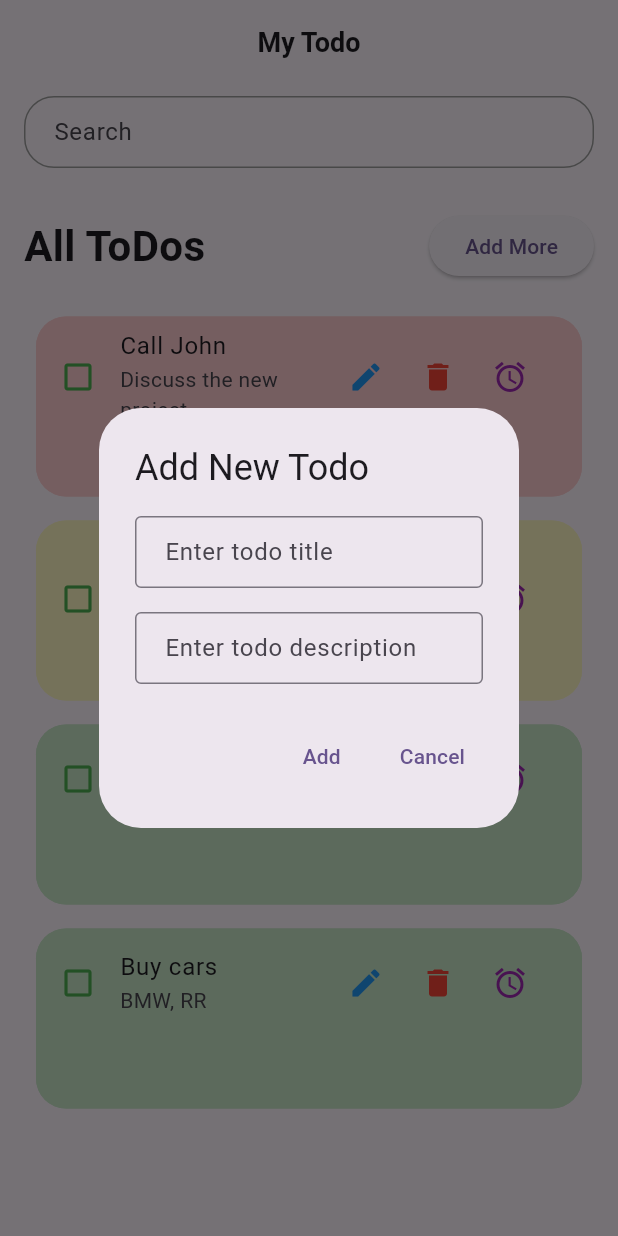
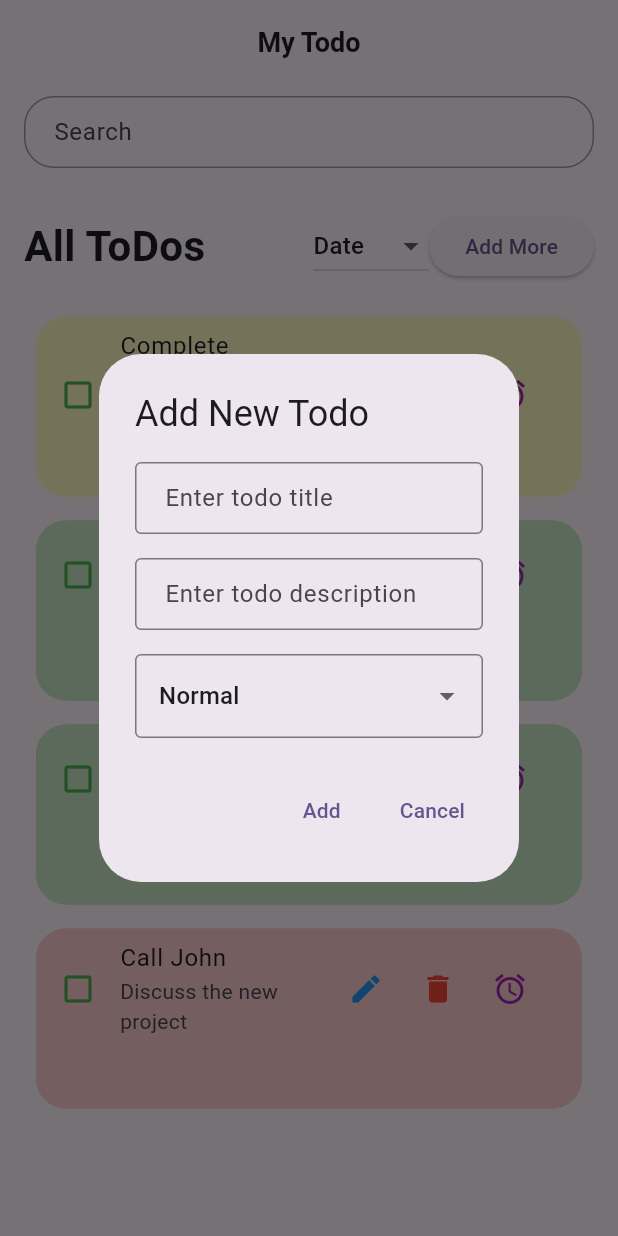
Before and after one commit to shreyansh2118/todo, a Flutter app: the screen it shows after launch, after a tap on "Add More", on a phone screen of 412 x 824 dp. Run offline on Flutter 3.47's test engine with Material 3 defaults, Android fonts, the phone set to English and light mode, and no system bars; our stand-ins replace awesome_notifications, timezone.

Commit message:
fixed sorting and searching

```diff
--- a/lib/homepage.dart
+++ b/lib/homepage.dart
@@ -10,10 +10,20 @@ class MyHomePage extends StatefulWidget {
 }
 
 class _MyHomePageState extends State<MyHomePage> {
-
   final List<Todo> todoList = Todo.todolist();
+  final TextEditingController _searchController = TextEditingController();
   final TextEditingController _textinput = TextEditingController();
   final TextEditingController _titleinput = TextEditingController();
+
+  String _searchTerm = '';
+  String _sortCriterion = 'Date'; // Default sort criterion
+
+  // Define the priority levels with numerical values for sorting
+  final Map<String, int> _priorityLevels = {
+    'Very Urgent': 0,
+    'Urgent': 1,
+    'Normal': 2,
+  };
 
   void _handleTodoCheckBox(Todo todo) {
     setState(() {
@@ -38,11 +48,47 @@ class _MyHomePageState extends State<MyHomePage> {
         id: DateTime.now().millisecondsSinceEpoch.toString(),
         description: description,
         title: title,
-        isdone: false, priority: 'Normal', // Default value for isdone
+        isdone: false,
+        priority: 'Normal', // Default value for priority
+        date: DateTime.now(), // Add a date field to your Todo model
       ));
     });
     _textinput.clear();
     _titleinput.clear();
+  }
+
+  void _updateSearchTerm(String term) {
+    setState(() {
+      _searchTerm = term;
+    });
+  }
+
+  void _sortTodos(String criterion) {
+    setState(() {
+      _sortCriterion = criterion;
+      if (criterion == 'Date') {
+        todoList.sort((a, b) => b.date.compareTo(a.date)); // Sort by date
+      } else if (criterion == 'Priority') {
+        // Sort by priority using the defined priority levels
+        todoList.sort((a, b) => _priorityLevels[a.priority]!.compareTo(_priorityLevels[b.priority]!));
+      }
+    });
+  }
+
+  List<Todo> get _filteredAndSortedTodos {
+    List<Todo> filteredTodos = todoList
+        .where((todo) =>
+            todo.title.toLowerCase().contains(_searchTerm.toLowerCase()) ||
+            todo.description.toLowerCase().contains(_searchTerm.toLowerCase()))
+        .toList();
+
+    if (_sortCriterion == 'Date') {
+      filteredTodos.sort((a, b) => b.date.compareTo(a.date));
+    } else if (_sortCriterion == 'Priority') {
+      filteredTodos.sort((a, b) => _priorityLevels[a.priority]!.compareTo(_priorityLevels[b.priority]!));
+    }
+
+    return filteredTodos;
   }
 
   @override
@@ -69,7 +115,21 @@ class _MyHomePageState extends State<MyHomePage> {
                   "All ToDos",
                   style: TextStyle(fontSize: 28, fontWeight: FontWeight.w600),
                 ),
-                const Spacer(), // Use Spacer to push the button to the right
+                const Spacer(),
+                DropdownButton<String>(
+                  value: _sortCriterion,
+                  items: ['Date', 'Priority'].map((String value) {
+                    return DropdownMenuItem<String>(
+                      value: value,
+                      child: Text(value),
+                    );
+                  }).toList(),
+                  onChanged: (String? newValue) {
+                    if (newValue != null) {
+                      _sortTodos(newValue);
+                    }
+                  },
+                ),
                 ElevatedButton(
                   onPressed: () => showAddTodoDialog(context),
                   child: const Text("Add More"),
@@ -79,9 +139,9 @@ class _MyHomePageState extends State<MyHomePage> {
             const SizedBox(height: 15),
             Expanded(
               child: ListView.builder(
-                itemCount: todoList.length,
+                itemCount: _filteredAndSortedTodos.length,
                 itemBuilder: (context, index) {
-                  final todo = todoList[index];
+                  final todo = _filteredAndSortedTodos[index];
                   return TodoItems(
                     todo: todo,
                     handleTodoCheckBox: _handleTodoCheckBox,
@@ -108,6 +168,8 @@ class _MyHomePageState extends State<MyHomePage> {
     return Padding(
       padding: const EdgeInsets.symmetric(vertical: 8.0),
       child: TextField(
+        controller: _searchController,
+        onChanged: _updateSearchTerm,
         decoration: InputDecoration(
           enabledBorder: OutlineInputBorder(
             borderRadius: BorderRadius.circular(20),
@@ -117,7 +179,7 @@ class _MyHomePageState extends State<MyHomePage> {
             borderRadius: BorderRadius.circular(20),
           ),
           labelText: 'Search',
-          hintText: 'Enter todo letter',
+          hintText: 'Enter todo title or description',
           contentPadding: const EdgeInsets.symmetric(horizontal: 16.0),
         ),
       ),
@@ -128,6 +190,7 @@ class _MyHomePageState extends State<MyHomePage> {
     final TextEditingController _titleController = TextEditingController();
     final TextEditingController _descriptionController =
         TextEditingController();
+    String _priority = 'Normal'; // Default priority
 
     showDialog(
       context: context,
@@ -157,6 +220,27 @@ class _MyHomePageState extends State<MyHomePage> {
                         EdgeInsets.symmetric(horizontal: 16.0, vertical: 8.0),
                   ),
                 ),
+                const SizedBox(height: 16.0),
+                DropdownButtonFormField<String>(
+                  value: _priority,
+                  decoration: const InputDecoration(
+                    border: OutlineInputBorder(),
+                  ),
+                  items: ['Very Urgent', 'Urgent', 'Normal']
+                      .map((String value) {
+                    return DropdownMenuItem<String>(
+                      value: value,
+                      child: Text(value),
+                    );
+                  }).toList(),
+                  onChanged: (String? newValue) {
+                    if (newValue != null) {
+                      setState(() {
+                        _priority = newValue;
+                      });
+                    }
+                  },
+                ),
               ],
             ),
           ),
@@ -167,8 +251,15 @@ class _MyHomePageState extends State<MyHomePage> {
                 final description = _descriptionController.text.trim();
 
                 if (title.isNotEmpty && description.isNotEmpty) {
-                  _add(description,
-                      title); // Call _add method to add the new todo
+                  todoList.add(Todo(
+                    id: DateTime.now().millisecondsSinceEpoch.toString(),
+                    description: description,
+                    title: title,
+                    isdone: false,
+                    priority: _priority, // Use selected priority
+                    date: DateTime.now(), // Add a date field to your Todo model
+                  ));
+                  _sortTodos(_sortCriterion); // Re-sort the list after adding
                 }
                 Navigator.of(context).pop(); // Close the dialog
               },
--- a/lib/main.dart
+++ b/lib/main.dart
@@ -2,20 +2,6 @@ import 'package:awesome_notifications/awesome_notifications.dart';
 import 'package:flutter/material.dart';
 import 'package:todo/homepage.dart';
 
-
-// void main() {
-//   AwesomeNotifications().initialize(
-//     null,
-//     [
-//       NotificationChannel(
-//           channelKey: "basic_channel",
-//           channelName: 'Basic notification',
-//           channelDescription: "channelDescription")
-//     ],
-//     debug: true,
-//   );
-//   runApp(const MyApp());
-// }
 void main() {
   // Initialize awesome_notifications
   AwesomeNotifications().initialize(
@@ -42,12 +28,13 @@ class MyApp extends StatelessWidget {
   @override
   Widget build(BuildContext context) {
     return MaterialApp(
+      debugShowCheckedModeBanner: false,
       title: 'Flutter Demo',
       theme: ThemeData(
         colorScheme: ColorScheme.fromSeed(seedColor: Colors.deepPurple),
         useMaterial3: true,
       ),
-      home: MyHomePage(),
+      home: const MyHomePage(),
     );
   }
 }
--- a/lib/model/todo.dart
+++ b/lib/model/todo.dart
@@ -4,6 +4,7 @@ class Todo {
   final String description;
   final bool isdone;
   final String priority;
+  final DateTime date;
 
   Todo({
     required this.id,
@@ -11,6 +12,7 @@ class Todo {
     required this.description,
     required this.isdone,
     required this.priority,
+    required this.date,
   });
 
   Todo copyWith({
@@ -19,6 +21,7 @@ class Todo {
     String? description,
     bool? isdone,
     String? priority,
+    DateTime? date,
   }) {
     return Todo(
       id: id ?? this.id,
@@ -26,6 +29,7 @@ class Todo {
       description: description ?? this.description,
       isdone: isdone ?? this.isdone,
       priority: priority ?? this.priority,
+      date: date ?? this.date,
     );
   }
 
@@ -37,25 +41,33 @@ class Todo {
         title: 'Call John',
         description: 'Discuss the new project',
         isdone: false,
-          priority: 'Very Urgent'),
+        priority: 'Very Urgent',
+        date: DateTime.now().subtract(Duration(days: 1)),
+      ),
       Todo(
         id: '2',
         title: 'Complete project',
         description: 'Finish the project by end of the week',
         isdone: false,
-          priority: 'Urgent'),
+        priority: 'Urgent',
+        date: DateTime.now(),
+      ),
       Todo(
         id: '1',
         title: 'Buy groceries',
         description: 'Milk, Eggs, Bread',
         isdone: false,
-          priority: 'Normal'),
+        priority: 'Normal',
+        date: DateTime.now(),
+      ),
       Todo(
         id: '6',
         title: 'Buy cars',
         description: 'BMW, RR',
         isdone: false,
-          priority: 'Normal'),
+        priority: 'Normal',
+        date: DateTime.now(),
+      ),
     ];
   }
 }
```
Lines whose indentation alone changed are shown as unchanged.
